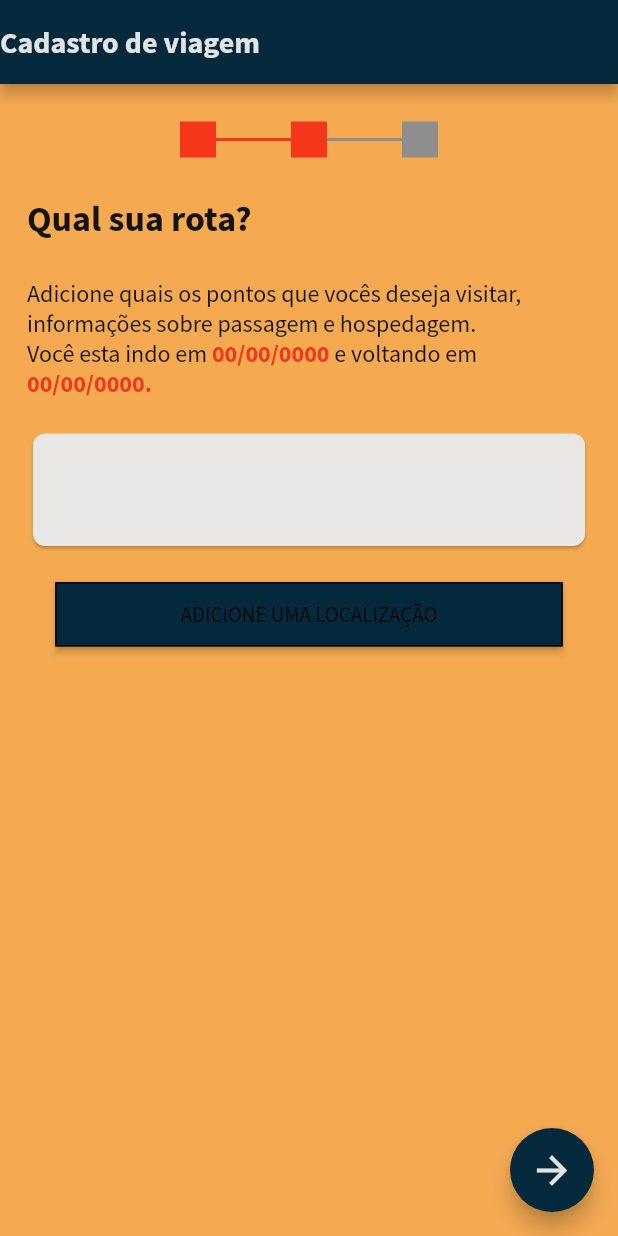
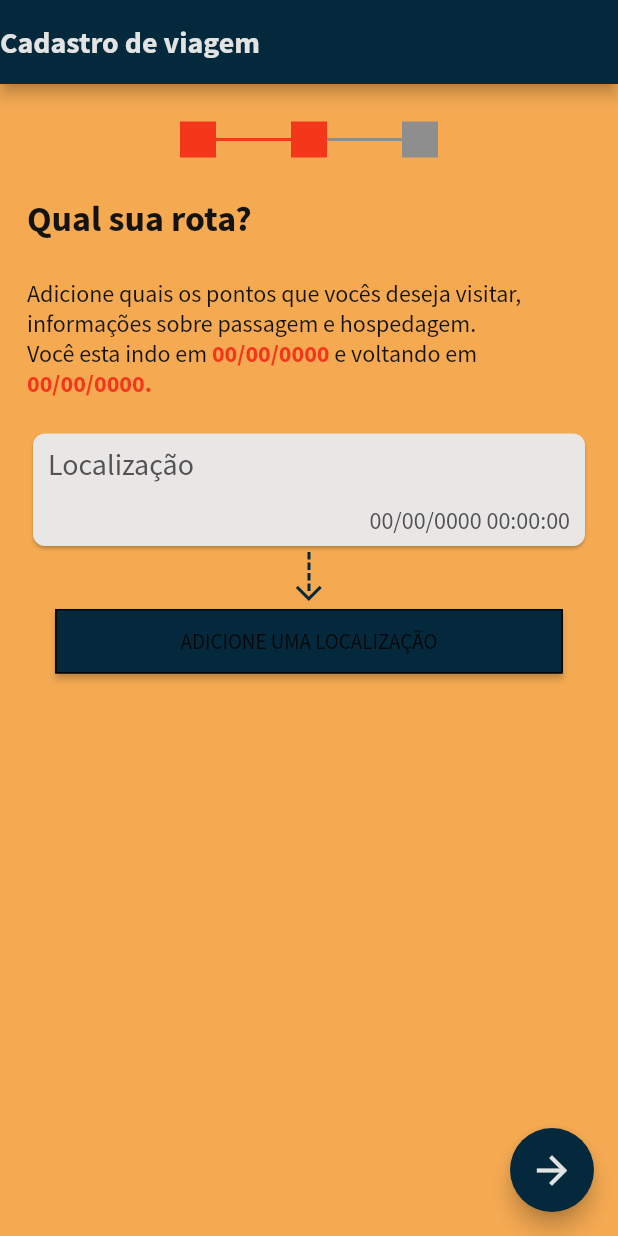
Before and after one commit to RoberlandRicardo/traveller, a Flutter app: the Rotas widget shown alone on an empty page, opened directly, on a phone screen of 412 x 824 dp. Run offline on Flutter 3.47's test engine with Material 2 defaults, Android fonts, the phone set to English and light mode, and no system bars; our stand-ins replace flutter_svg; missing offline and left inert: dart:ffi.

Commit message:
Criando dashed arrow

```diff
--- a/lib/app/components/card/card_cadastro_route.dart
+++ b/lib/app/components/card/card_cadastro_route.dart
@@ -1,5 +1,6 @@
 import 'package:flutter/material.dart';
 import 'package:flutter/widgets.dart';
+import 'package:traveller/app/styles/custom_text.dart';
 
 class CardRoute extends StatefulWidget {
   final bool last;
@@ -10,17 +11,93 @@ class CardRoute extends StatefulWidget {
   _CardRouteState createState() => _CardRouteState();
 }
 
+Widget dashedArrow(BuildContext context) {
+  return Stack(
+    children: [
+      Container(
+        alignment: Alignment(-0, -0.5),
+        child: Column(
+          children: [
+            for (var i = 0; i < 4; i++)
+              Column(
+                children: [
+                  Container(
+                    width: 2,
+                    height: 5,
+                    color: Theme.of(context).colorScheme.primary,
+                  ),
+                  SizedBox(
+                    height: 2,
+                  )
+                ],
+              ),
+          ],
+        ),
+      ),
+      Container(
+        height: 38,
+        alignment: Alignment(-0, 1),
+        child: RotationTransition(
+            turns: AlwaysStoppedAnimation(90 / 360),
+            child: Icon(
+              Icons.arrow_forward_ios,
+              size: 21,
+              color: Theme.of(context).colorScheme.primary,
+            )),
+      ),
+    ],
+  );
+}
+
 class _CardRouteState extends State<CardRoute> {
   @override
   Widget build(BuildContext context) {
-    return Card(
+    return Column(
+      children: [
+        Card(
           color: Color.fromRGBO(233, 230, 230, 1),
           shape: RoundedRectangleBorder(
             borderRadius: BorderRadius.circular(8.0),
           ),
+          child: GestureDetector(
             child: Container(
               height: 75,
+              child: FractionallySizedBox(
+                widthFactor: 1,
+                child: Padding(
+                  padding: const EdgeInsets.symmetric(horizontal: 10),
+                  child: Column(
+                    mainAxisAlignment: MainAxisAlignment.spaceAround,
+                    children: [
+                      FractionallySizedBox(
+                        widthFactor: 1,
+                        child: Text(
+                          "Localização",
+                          textAlign: TextAlign.start,
+                          style: TextStyle(
+                              fontSize: CustomText.fontSizeh3,
+                              color: Color.fromRGBO(83, 83, 83, 1)),
                         ),
+                      ),
+                      FractionallySizedBox(
+                        widthFactor: 1,
+                        child: Text(
+                          "00/00/0000 00:00:00",
+                          textAlign: TextAlign.end,
+                          style: TextStyle(
+                              fontSize: CustomText.fontSizeBody,
+                              color: Color.fromRGBO(83, 83, 83, 1)),
+                        ),
+                      ),
+                    ],
+                  ),
+                ),
+              ),
+            ),
+          ),
+        ),
+        dashedArrow(context),
+      ],
     );
   }
 }
--- a/lib/app/styles/custom_text.dart
+++ b/lib/app/styles/custom_text.dart
@@ -8,6 +8,7 @@ class CustomText extends TextTheme {
   static final Color fontColorOrange = Color.fromRGBO(244, 54, 27, 1);
   static final double fontSizeh1 = 34;
   static final double fontSizeh2 = 24;
+  static final double fontSizeh3 = 20;
   static final double fontSizeSubtitle = 16;
   static final double fontSizeButton = 16;
   static final double fontSizeLabel = 14;
@@ -53,6 +54,8 @@ class CustomText extends TextTheme {
               fontSize: fontSizeh2,
               color: fontColor,
               fontWeight: FontWeight.w700),
+          headline3: TextStyle(
+              fontFamily: fontFamily, fontSize: fontSizeh3, color: fontColor),
           subtitle1: TextStyle(
             fontFamily: fontFamily,
             fontSize: fontSizeSubtitle,
--- a/lib/app/views/cadastro_travel.dart
+++ b/lib/app/views/cadastro_travel.dart
@@ -115,12 +115,14 @@ class Rotas extends StatelessWidget {
               SizedBox(
                 height: 20,
               ),
-              CardRoute(
-                last: false,
+              SingleChildScrollView(
+                child: CardRoute(
+                  last: false,
+                ),
               ),
-              SizedBox(
-                height: 20,
-              ),
+              // SizedBox(
+              //   height: 20,
+              // ),
               Center(
                 child: CustomButton(
                   textButton: "ADICIONE UMA LOCALIZAÇÃO",
```
Lines whose indentation alone changed are shown as unchanged.
